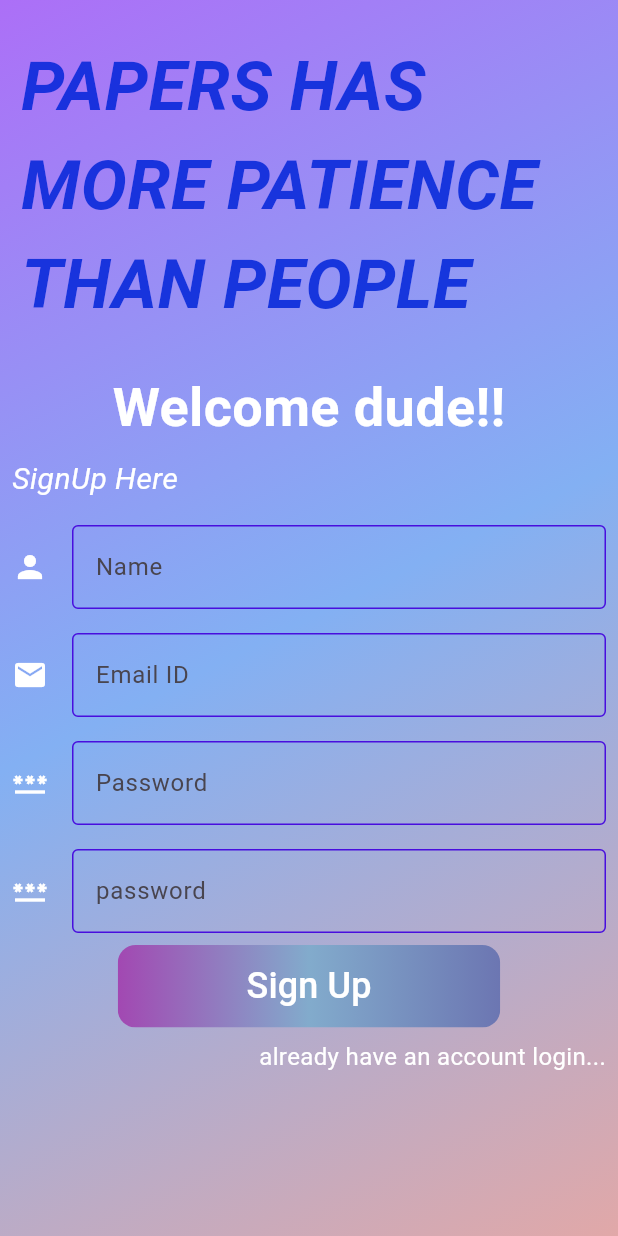
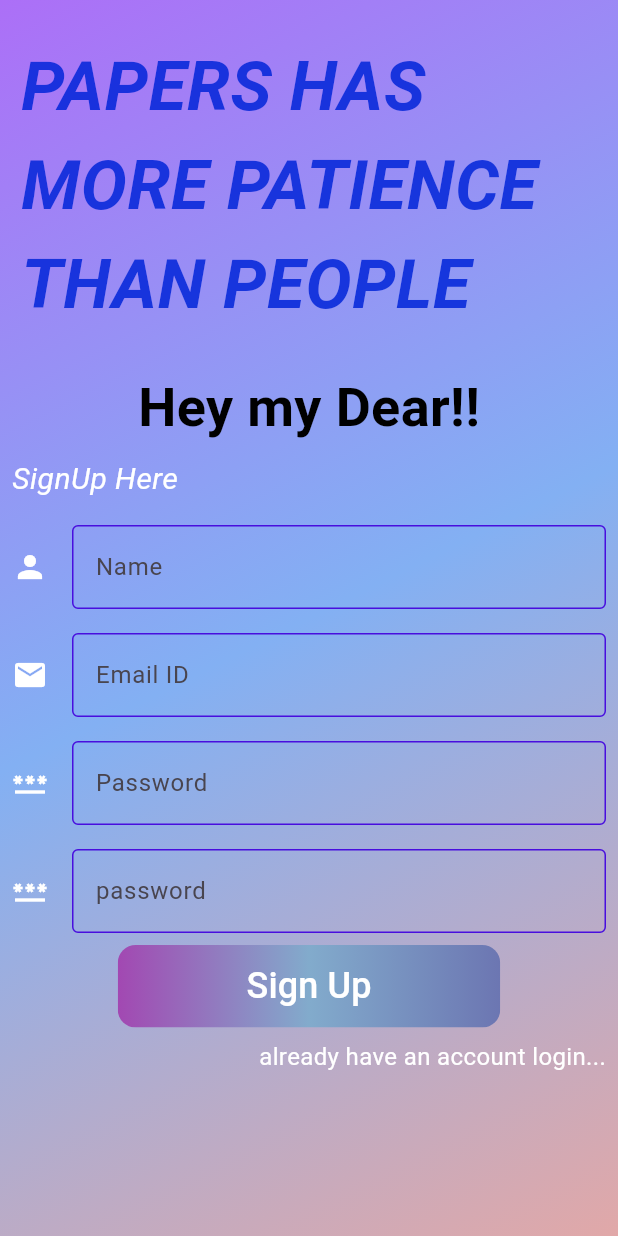
Before and after one commit to PAWAN700-g/Diary, a Flutter app: the screen it shows after launch, after a tap on "Do not have any account -> Sign-up", on a phone screen of 412 x 824 dp. Run offline on Flutter 3.47's test engine with Material 3 defaults, Android fonts, the phone set to English and light mode, and no system bars; our stand-ins replace cloud_firestore, firebase_auth, firebase_core; accounts and stored records are empty.

Commit message:
some changes

```diff
--- a/lib/login_page.dart
+++ b/lib/login_page.dart
@@ -62,6 +62,7 @@ class _loginpageState extends State<loginpage> {
             child: Padding(
               padding: const EdgeInsets.all(0),
               child: Column(
+                 mainAxisAlignment: MainAxisAlignment.center,
                 children: [
                   const SizedBox(height: 10),
 
--- a/lib/signup_page.dart
+++ b/lib/signup_page.dart
@@ -42,9 +42,11 @@ class _SignupPageState extends State<SignupPage> {
   @override
   Widget build(BuildContext context) {
     return Scaffold(
+
       body: Container(
         width: double.infinity,
         height: double.infinity,
+
         decoration: const BoxDecoration(
           gradient: LinearGradient(
             begin: Alignment.topLeft,
@@ -61,6 +63,7 @@ class _SignupPageState extends State<SignupPage> {
             child: Padding(
               padding: const EdgeInsets.all(0),
               child: Column(
+                mainAxisAlignment: MainAxisAlignment.center,
                 children: [
                   const SizedBox(height: 10),
 
@@ -78,9 +81,9 @@ class _SignupPageState extends State<SignupPage> {
                   const SizedBox(height: 10),
 
                   Text(
-                    "Welcome dude!!",
+                    "Hey my Dear!!",
                     style: TextStyle(
-                      color: Colors.white,
+                      color: const Color.fromARGB(255, 0, 0, 0),
                       fontSize: 36,
                       fontWeight: FontWeight.bold,
                     ),
@@ -121,9 +124,7 @@ class _SignupPageState extends State<SignupPage> {
                           borderRadius: BorderRadius.all(Radius.circular(60)),
                         ),
                       ),
-                      keyboardType: TextInputType.numberWithOptions(
-                        decimal: true,
-                      ),
+
                     ),
                   ),
                   Padding(
@@ -149,9 +150,8 @@ class _SignupPageState extends State<SignupPage> {
                           borderRadius: BorderRadius.all(Radius.circular(60)),
                         ),
                       ),
-                      keyboardType: TextInputType.numberWithOptions(
-                        decimal: true,
-                      ),
+
+
                     ),
                   ),
                   Padding(
@@ -177,9 +177,7 @@ class _SignupPageState extends State<SignupPage> {
                           borderRadius: BorderRadius.all(Radius.circular(60)),
                         ),
                       ),
-                      keyboardType: TextInputType.numberWithOptions(
-                        decimal: true,
-                      ),
+
                     ),
                   ),
                   Padding(
@@ -204,9 +202,7 @@ class _SignupPageState extends State<SignupPage> {
                           borderRadius: BorderRadius.all(Radius.circular(60)),
                         ),
                       ),
-                      keyboardType: TextInputType.numberWithOptions(
-                        decimal: true,
-                      ),
+
                     ),
                   ),
                   SizedBox(
@@ -254,9 +250,14 @@ class _SignupPageState extends State<SignupPage> {
                     alignment: AlignmentGeometry.bottomRight,
                     child: Padding(
                       padding: const EdgeInsets.all(8.0),
-                      child: Text(
-                        'already have an account login...',
-                        style: TextStyle(color: Colors.white, fontSize: 16),
+                      child: GestureDetector(
+                        onTap: () {
+                          Navigator.pop(context);
+                        },
+                        child: Text(
+                          'already have an account login...',
+                          style: TextStyle(color: Colors.white, fontSize: 16),
+                        ),
                       ),
                     ),
                   ),
```
